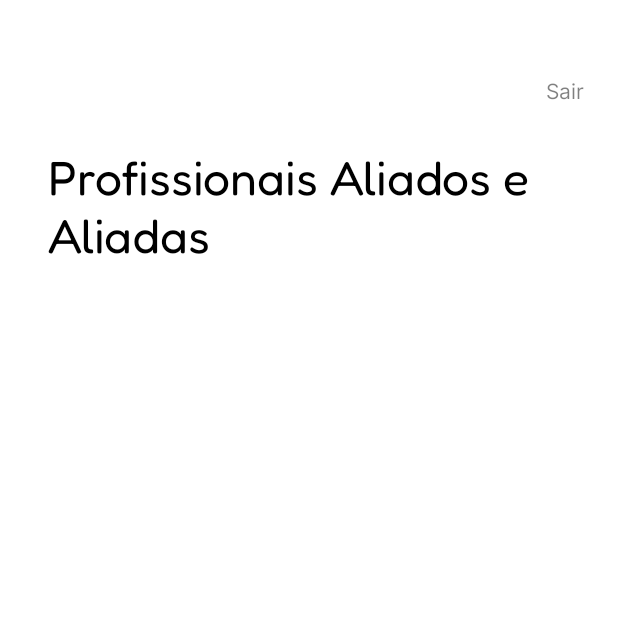
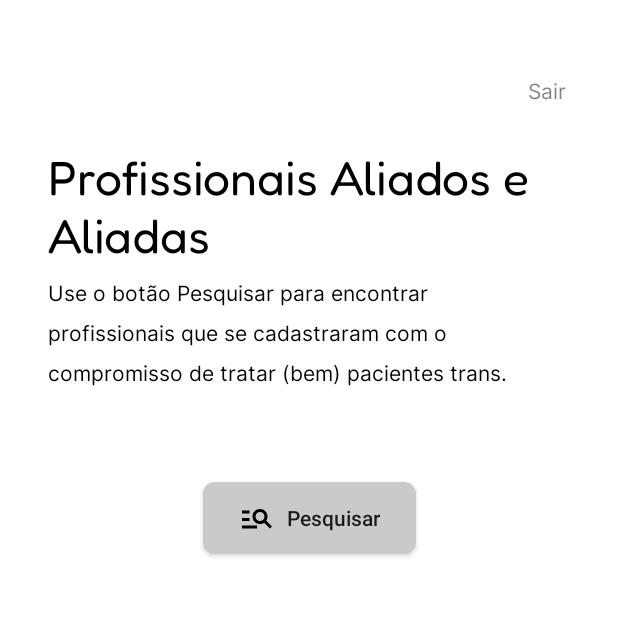
Before and after one commit to Time-07/app-android, an Android app: the ListFragment screen opened through its navigation route, on a phone screen of 412 x 824 dp, the top half of it. Run offline under Robolectric (Android 15) with nearby library versions, the phone set to English and light mode, and no system bars.

Commit message:
Creating components of Fragment List

```diff
--- /dev/null
+++ b/app/src/main/res/drawable/ic_baseline_manage_search.xml
@@ -0,0 +1,9 @@
+<vector xmlns:android="http://schemas.android.com/apk/res/android"
+    android:width="24dp"
+    android:height="24dp"
+    android:viewportWidth="24"
+    android:viewportHeight="24">
+  <path
+      android:pathData="M7,9H2V7H7V9ZM7,12H2V14H7V12ZM20.59,19L16.76,15.17C15.96,15.69 15.02,16 14,16C11.24,16 9,13.76 9,11C9,8.24 11.24,6 14,6C16.76,6 19,8.24 19,11C19,12.02 18.69,12.96 18.17,13.75L22,17.59L20.59,19ZM17,11C17,9.35 15.65,8 14,8C12.35,8 11,9.35 11,11C11,12.65 12.35,14 14,14C15.65,14 17,12.65 17,11ZM2,19H12V17H2V19Z"
+      android:fillColor="#000000"/>
+</vector>
--- /dev/null
+++ b/app/src/main/res/drawable/search_button_background.xml
@@ -0,0 +1,10 @@
+<?xml version="1.0" encoding="utf-8"?>
+<selector xmlns:android="http://schemas.android.com/apk/res/android">
+
+    <item>
+        <shape android:shape="rectangle">
+            <corners android:radius="8dp"/>
+            <solid android:color="@color/button_sing_up_grey_enable"/>
+        </shape>
+    </item>
+</selector>
--- a/app/src/main/res/layout/fragment_list.xml
+++ b/app/src/main/res/layout/fragment_list.xml
@@ -48,6 +48,39 @@
         app:layout_constraintStart_toStartOf="@id/guideline3"
         app:layout_constraintTop_toBottomOf="@id/nameUserTV"/>
 
+    <androidx.appcompat.widget.AppCompatTextView
+        android:layout_width="wrap_content"
+        android:layout_height="wrap_content"
+        android:layout_marginTop="8dp"
+        android:paddingEnd="50dp"
+        android:paddingStart="32dp"
+        android:textSize="14sp"
+        android:maxLines="6"
+        android:lineSpacingExtra="10dp"
+        android:fontFamily="@font/inter_regular"
+        android:text="@string/explication_string"
+        android:textColor="@color/black"
+        android:visibility="visible"
+        app:layout_constraintStart_toStartOf="@id/guideline3"
+        app:layout_constraintEnd_toEndOf="@id/guideline4"
+        app:layout_constraintTop_toBottomOf="@id/listTitleTV" />
+
+    <androidx.appcompat.widget.AppCompatButton
+        android:id="@+id/searchListButton"
+        android:layout_width="wrap_content"
+        android:layout_height="wrap_content"
+        android:layout_marginTop="144dp"
+        android:paddingStart="24dp"
+        android:paddingEnd="24dp"
+        android:drawablePadding="8dp"
+        android:text="@string/search_string"
+        android:textAllCaps="false"
+        android:drawableStart="@drawable/ic_baseline_manage_search"
+        android:background="@drawable/search_button_background"
+        app:layout_constraintStart_toStartOf="@id/guideline3"
+        app:layout_constraintEnd_toEndOf="@id/guideline4"
+        app:layout_constraintTop_toBottomOf="@id/listTitleTV"/>
+
     <androidx.constraintlayout.widget.Guideline
         android:id="@+id/guideline3"
         android:layout_width="wrap_content"
@@ -62,7 +95,7 @@
         android:paddingEnd="7dp"
         android:paddingStart="0dp"
         android:orientation="vertical"
-        app:layout_constraintGuide_end="20dp" />
+        app:layout_constraintGuide_end="32dp" />
 
 
 
--- a/app/src/main/res/values/strings.xml
+++ b/app/src/main/res/values/strings.xml
@@ -45,4 +45,6 @@
     <string name="disconnect_string">Sair</string>
     <string name="list_title_string">Profissionais Aliados e Aliadas</string>
     <string name="psychologist_chip_text">Psicologia</string>
+    <string name="explication_string">Use o botão Pesquisar para encontrar profissionais que se cadastraram com o compromisso de tratar (bem) pacientes trans.</string>
+    <string name="search_string">Pesquisar</string>
 </resources>
```
